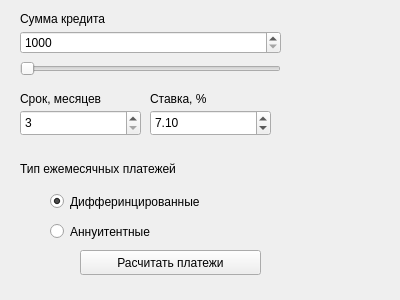
First picture: the form in src/credit.ui, repository KolyaDavydov/SmartCalc_v1, before the edit.
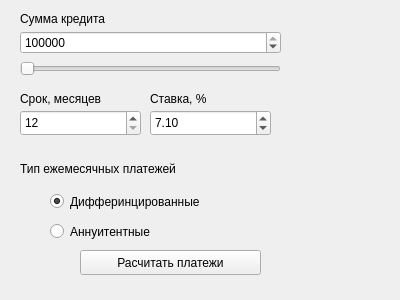
Second picture: the form after the edit.

Commit message: need edit credit calcs

```diff
--- a/src/credit.ui
+++ b/src/credit.ui
@@ -36,7 +36,7 @@
     </rect>
    </property>
    <property name="minimum">
-    <number>3</number>
+    <number>12</number>
    </property>
    <property name="maximum">
     <number>360</number>
@@ -148,7 +148,7 @@
     <string>Расчитать платежи</string>
    </property>
   </widget>
-  <widget class="QWidget" name="">
+  <widget class="QWidget" name="layoutWidget">
    <property name="geometry">
     <rect>
      <x>20</x>
@@ -169,6 +169,9 @@
       <property name="singleStep">
        <number>10000</number>
       </property>
+      <property name="value">
+       <number>100000</number>
+      </property>
      </widget>
     </item>
     <item>
```
Left out of the diff: 3 changed lines with no effect on the pictures. The commit also changes 8 other files.
